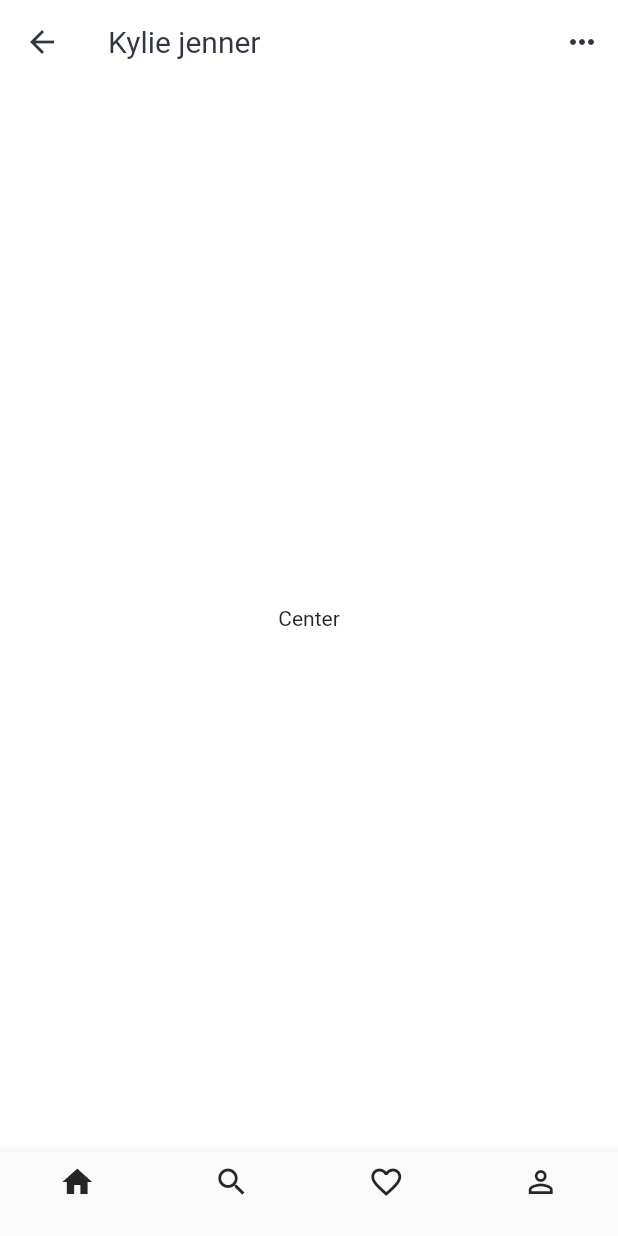
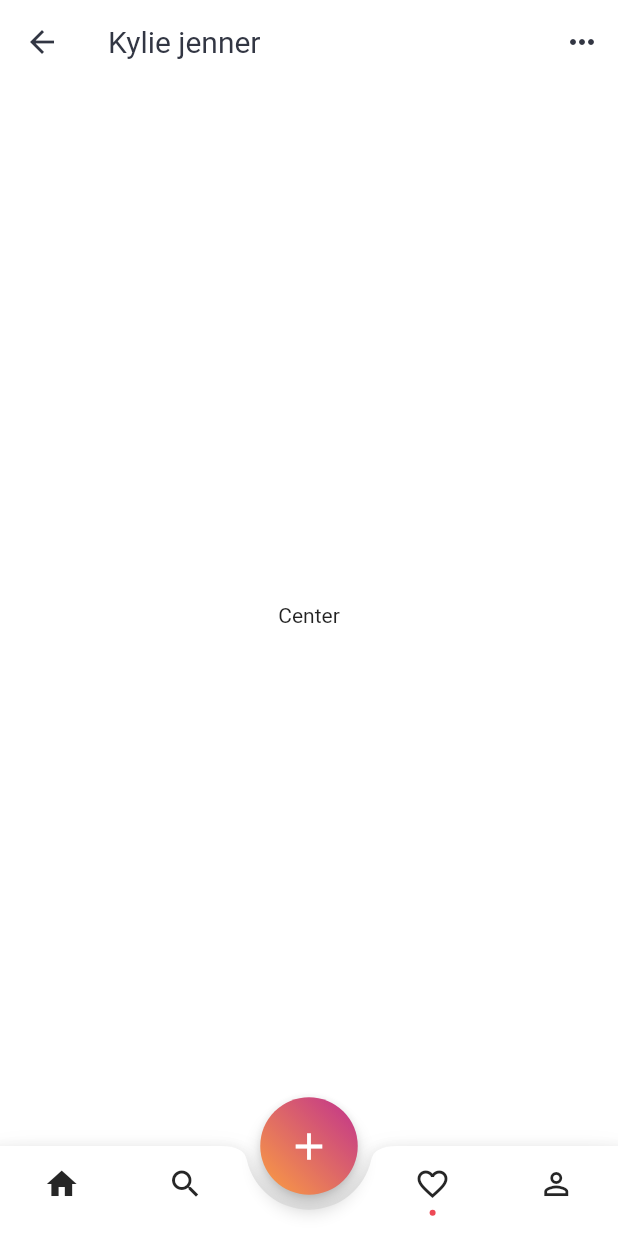
Before and after one commit to marcedroid/flutter_inspiration, a Flutter app: the MainIg screen opened directly, on a phone screen of 412 x 824 dp. Run offline on Flutter 3.47's test engine with Material 2 defaults, Android fonts, the phone set to English and light mode, and no system bars.

Commit message:
Finalizada la BottomNavigationBar

```diff
--- a/lib/instagram_01/main_ig.dart
+++ b/lib/instagram_01/main_ig.dart
@@ -12,7 +12,140 @@ class MainIg extends StatelessWidget {
         child: Text('Center'),
       ),
 
-      bottomNavigationBar: BottomNavigationBar(
+      floatingActionButtonLocation: FloatingActionButtonLocation.centerDocked,
+      floatingActionButton: SizedBox(
+        width: 65.0,
+        height: 65.0,
+        child: FloatingActionButton(
+          elevation: 5.0,
+          backgroundColor: Colors.transparent,
+          onPressed: (){},
+          child: Stack(
+            children: <Widget>[
+              Container(
+                decoration: BoxDecoration(
+                    gradient: LinearGradient(
+                        colors: [
+                          clOrange,
+                          clPinkPurple
+                        ],
+                        begin: Alignment.bottomLeft,
+                        end: Alignment.topRight
+                    ),
+                    shape: BoxShape.circle
+                ),
+              ),
+
+              Center(
+                child: Icon(
+                  Icons.add,
+                  size: 30.0,
+                ),
+              )
+            ],
+          ),
+        ),
+      ),
+
+      bottomNavigationBar: BottomAppBar(
+        notchMargin: 10.0,
+        shape: CircularNotchedRectangle(),
+        child: Row(
+          mainAxisSize: MainAxisSize.max,
+          mainAxisAlignment: MainAxisAlignment.spaceAround,
+          children: <Widget>[
+            _navigationItem(false, Icons.home),
+            _navigationItem(false, Icons.search),
+            Expanded(
+              child: SizedBox(
+                height: 60.0,
+              ),
+            ),
+            _navigationItem(true, Icons.favorite_border),
+            _navigationItem(false, Icons.person_outline),
+          ],
+        ),
+      ),
+    );
+  }
+}
+
+Widget _appBar(context){
+  return AppBar(
+    brightness: Brightness.light,
+
+    leading: IconButton(
+        icon: Icon(
+          Icons.arrow_back,
+          color: clFontBlack,
+        ),
+        onPressed: (){Navigator.pop(context);}
+    ),
+
+    title: Text(
+      'Kylie jenner',
+      style: TextStyle(
+          color: clFontBlack
+      ),
+    ),
+
+    actions: <Widget>[
+      IconButton(
+        icon: Icon(
+          Icons.more_horiz,
+          color: clFontBlack,
+        ),
+        onPressed: null
+      )
+    ],
+
+    centerTitle: false,
+    backgroundColor: Colors.white,
+    elevation: 0.0,
+  );
+}
+
+Widget _navigationItem(bool showDot, IconData icon){
+  return Expanded(
+    child: SizedBox(
+      height: 60.0,
+      child: Material(
+        type: MaterialType.transparency,
+        child: InkWell(
+          customBorder: CircleBorder(),
+          onTap: (){},
+          child: Column(
+            mainAxisSize: MainAxisSize.min,
+            mainAxisAlignment: MainAxisAlignment.center,
+            children: <Widget>[
+              Icon(
+                icon,
+                color: clBlack,
+              ),
+              Container(
+                height: 4.0,
+                margin: EdgeInsets.only(top: 5.0),
+                child: showDot ? Center(
+                  child: Container(
+                    width: 4.0,
+                    height: 4.0,
+                    decoration: BoxDecoration(
+                        color: clRed,
+                        shape: BoxShape.circle
+                    ),
+                  ),
+                ):null,
+              )
+            ],
+          ),
+        ),
+      ),
+    ),
+  );
+}
+
+Widget _bottomNavigationBar(){
+  return BottomNavigationBar(
       type: BottomNavigationBarType.fixed,
       currentIndex: 0,
       items: [
@@ -70,42 +203,5 @@ class MainIg extends StatelessWidget {
             )
         )
       ]
-      ),
   );
 }
-}
-
-Widget _appBar(context){
-  return AppBar(
-    brightness: Brightness.light,
-
-    leading: IconButton(
-        icon: Icon(
-          Icons.arrow_back,
-          color: clFontBlack,
-        ),
-        onPressed: (){Navigator.pop(context);}
-    ),
-
-    title: Text(
-      'Kylie jenner',
-      style: TextStyle(
-          color: clFontBlack
-      ),
-    ),
-
-    actions: <Widget>[
-      IconButton(
-        icon: Icon(
-          Icons.more_horiz,
-          color: clFontBlack,
-        ),
-        onPressed: null
-      )
-    ],
-
-    centerTitle: false,
-    backgroundColor: Colors.white,
-    elevation: 0.0,
-  );
-}
```
Lines whose indentation alone changed are shown as unchanged.
